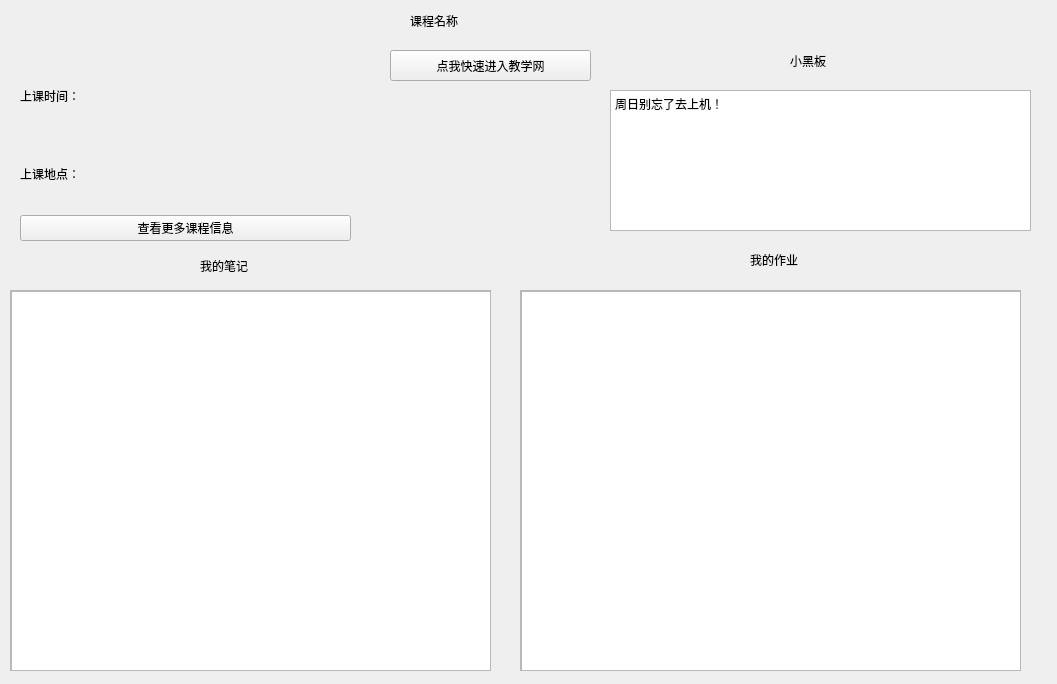
The window that PKUStudyHelper/classpage.ui (PKU-Vincent/PKUStudyHelper) describes before a commit, drawn with Qt 5.
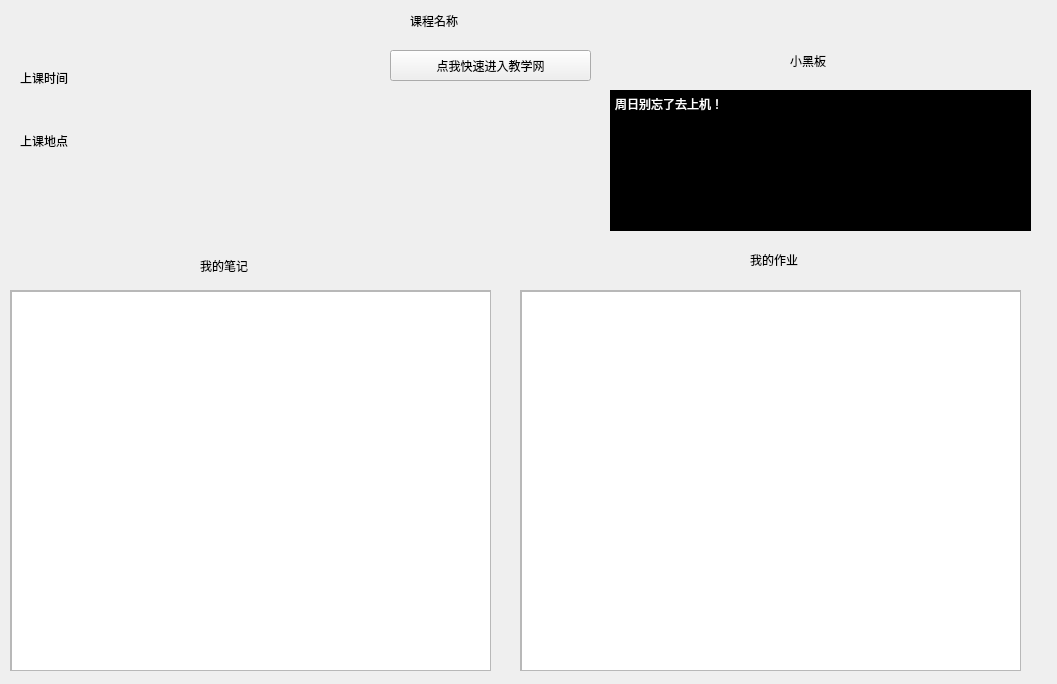
The same window after the commit.

```diff
--- a/PKUStudyHelper/classpage.ui
+++ b/PKUStudyHelper/classpage.ui
@@ -29,39 +29,6 @@
     <string>课程名称</string>
    </property>
   </widget>
-  <widget class="QWidget" name="verticalLayoutWidget">
-   <property name="geometry">
-    <rect>
-     <x>20</x>
-     <y>60</y>
-     <width>331</width>
-     <height>181</height>
-    </rect>
-   </property>
-   <layout class="QVBoxLayout" name="verticalLayout">
-    <item>
-     <widget class="QLabel" name="time">
-      <property name="text">
-       <string>上课时间：</string>
-      </property>
-     </widget>
-    </item>
-    <item>
-     <widget class="QLabel" name="location">
-      <property name="text">
-       <string>上课地点：</string>
-      </property>
-     </widget>
-    </item>
-    <item>
-     <widget class="QPushButton" name="viewmore">
-      <property name="text">
-       <string>查看更多课程信息</string>
-      </property>
-     </widget>
-    </item>
-   </layout>
-  </widget>
   <widget class="QPushButton" name="pushButton">
    <property name="geometry">
     <rect>
@@ -176,6 +143,10 @@
      <height>141</height>
     </rect>
    </property>
+   <property name="styleSheet">
+    <string notr="true">background-color: rgb(0, 0, 0);
+color: rgb(255, 255, 255);</string>
+   </property>
    <property name="html">
     <string>&lt;!DOCTYPE HTML PUBLIC &quot;-//W3C//DTD HTML 4.0//EN&quot; &quot;http://www.w3.org/TR/REC-html40/strict.dtd&quot;&gt;
 &lt;html&gt;&lt;head&gt;&lt;meta name=&quot;qrichtext&quot; content=&quot;1&quot; /&gt;&lt;meta charset=&quot;utf-8&quot; /&gt;&lt;style type=&quot;text/css&quot;&gt;
@@ -200,6 +171,68 @@
     <string>小黑板</string>
    </property>
   </widget>
+  <widget class="QWidget" name="verticalLayoutWidget">
+   <property name="geometry">
+    <rect>
+     <x>20</x>
+     <y>50</y>
+     <width>341</width>
+     <height>181</height>
+    </rect>
+   </property>
+   <layout class="QVBoxLayout" name="verticalLayout">
+    <item>
+     <layout class="QHBoxLayout" name="horizontalLayout">
+      <item>
+       <widget class="QLabel" name="label_2">
+        <property name="text">
+         <string>上课时间</string>
+        </property>
+       </widget>
+      </item>
+      <item>
+       <widget class="QLabel" name="parity">
+        <property name="text">
+         <string/>
+        </property>
+       </widget>
+      </item>
+      <item>
+       <widget class="QLabel" name="time">
+        <property name="text">
+         <string/>
+        </property>
+       </widget>
+      </item>
+     </layout>
+    </item>
+    <item>
+     <layout class="QHBoxLayout" name="horizontalLayout_2">
+      <item>
+       <widget class="QLabel" name="label_8">
+        <property name="text">
+         <string>上课地点</string>
+        </property>
+       </widget>
+      </item>
+      <item>
+       <widget class="QLabel" name="classroom">
+        <property name="text">
+         <string/>
+        </property>
+       </widget>
+      </item>
+     </layout>
+    </item>
+    <item>
+     <widget class="QLabel" name="detail">
+      <property name="text">
+       <string/>
+      </property>
+     </widget>
+    </item>
+   </layout>
+  </widget>
  </widget>
  <resources/>
  <connections/>
```
